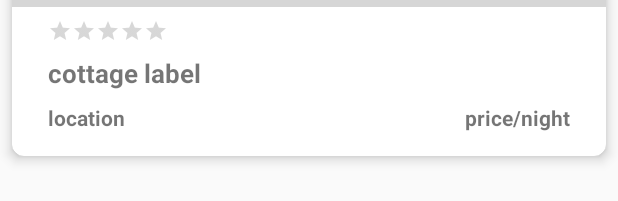
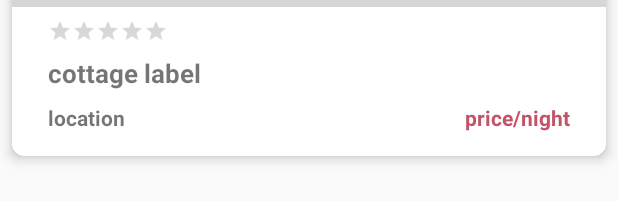
Before and after one commit to k-rahman/cottage-republic, an Android app: the layout list_item_search.xml on its own in the app's theme, with its tools: preview values and no code run, on a phone screen of 412 x 824 dp. Shown: the part 308-509 px from the top of the screen. Run offline under Robolectric (Android 15) with nearby library versions, the phone set to English and light mode, and no system bars; Roboto replaces fonts that are not available here; grey boxes are pictures that could not be loaded.

Commit message:
Replace all widget with appcompat widgets for  better back compatibility support

```diff
--- a/app/build.gradle
+++ b/app/build.gradle
@@ -56,6 +56,7 @@ dependencies {
 
     // Support library
     implementation 'androidx.appcompat:appcompat:1.2.0'
+    implementation 'androidx.legacy:legacy-support-v4:1.0.0'
 
     // Material UI
     implementation 'com.google.android.material:material:1.3.0'
--- a/app/src/main/res/layout/fragment_home_screen.xml
+++ b/app/src/main/res/layout/fragment_home_screen.xml
@@ -34,7 +34,7 @@
                         android:layout_height="?attr/actionBarSize"
                         app:layout_collapseMode="pin"
                 />
-                <com.google.android.material.textview.MaterialTextView
+                <androidx.appcompat.widget.AppCompatTextView
                         android:layout_width="match_parent"
                         android:layout_height="wrap_content"
                         android:layout_gravity="center_horizontal"
--- a/app/src/main/res/layout/list_item_search.xml
+++ b/app/src/main/res/layout/list_item_search.xml
@@ -24,7 +24,7 @@
                 android:layout_width="match_parent"
                 android:layout_height="match_parent"
         >
-            <ImageView
+            <androidx.appcompat.widget.AppCompatImageView
                     android:id="@+id/cottage_image"
                     android:layout_width="match_parent"
                     android:layout_height="200dp"
@@ -36,17 +36,20 @@
                     android:contentDescription="@string/cottage_image"
                     tools:srcCompat="@tools:sample/backgrounds/scenic[11]"
             />
-            <RatingBar
+            <androidx.appcompat.widget.AppCompatRatingBar
                     android:id="@+id/cottage_rating"
                     android:layout_width="wrap_content"
                     android:layout_height="wrap_content"
                     style="?attr/ratingBarStyleSmall"
                     android:isIndicator="true"
                     app:rating="@{cottageSearch}"
-                    app:layout_constraintTop_toBottomOf="@+id/cottage_image" app:layout_constraintEnd_toEndOf="parent"
-                    app:layout_constraintStart_toStartOf="parent" app:layout_constraintHorizontal_bias="0.0"
-                    android:layout_marginStart="24dp" android:layout_marginTop="8dp"/>
-            <TextView
+                    app:layout_constraintTop_toBottomOf="@+id/cottage_image"
+                    app:layout_constraintEnd_toEndOf="parent"
+                    app:layout_constraintStart_toStartOf="parent"
+                    app:layout_constraintHorizontal_bias="0.0"
+                    android:layout_marginStart="24dp"
+                    android:layout_marginTop="8dp"/>
+            <androidx.appcompat.widget.AppCompatTextView
                     android:id="@+id/cottage_label"
                     android:layout_width="wrap_content"
                     android:layout_height="wrap_content"
@@ -60,7 +63,7 @@
                     app:layout_constraintEnd_toEndOf="@+id/cottage_rating"
                     android:layout_marginTop="8dp"
                     app:layout_constraintHorizontal_bias="0.0"/>
-            <TextView
+            <androidx.appcompat.widget.AppCompatTextView
                     android:id="@+id/cottage_location"
                     android:layout_width="wrap_content"
                     android:layout_height="wrap_content"
@@ -71,7 +74,7 @@
                     app:layout_constraintTop_toBottomOf="@+id/cottage_label" android:layout_marginTop="8dp"
                     app:layout_constraintHorizontal_bias="0.0" app:layout_constraintBottom_toBottomOf="parent"
                     android:layout_marginBottom="16dp" android:fontFamily="@font/roboto" android:textStyle="bold"/>
-            <TextView
+            <androidx.appcompat.widget.AppCompatTextView
                     android:id="@+id/cottage_price"
                     android:layout_width="wrap_content"
                     android:layout_height="wrap_content"
@@ -83,7 +86,7 @@
                     android:layout_marginEnd="24dp" app:layout_constraintStart_toEndOf="@+id/cottage_rating"
                     app:layout_constraintTop_toBottomOf="@+id/cottage_image"
                     app:layout_constraintVertical_bias="1.0" android:fontFamily="@font/roboto"
-                    android:textStyle="bold"/>
+                    android:textStyle="bold" android:textColor="@color/colorAccent"/>
         </androidx.constraintlayout.widget.ConstraintLayout>
     </androidx.cardview.widget.CardView>
 </layout>
--- a/app/src/main/res/menu/menu_bottom_nav.xml
+++ b/app/src/main/res/menu/menu_bottom_nav.xml
@@ -9,7 +9,7 @@
     <item
             android:title="@string/account_menu_item_title"
             android:id="@+id/accountScreenFragment"
-            android:icon="@drawable/icon_account_24"
+            android:icon="@drawable/icon_account_square_24"
     />
     <item
             android:title="@string/faq_menu_item_title"
```
